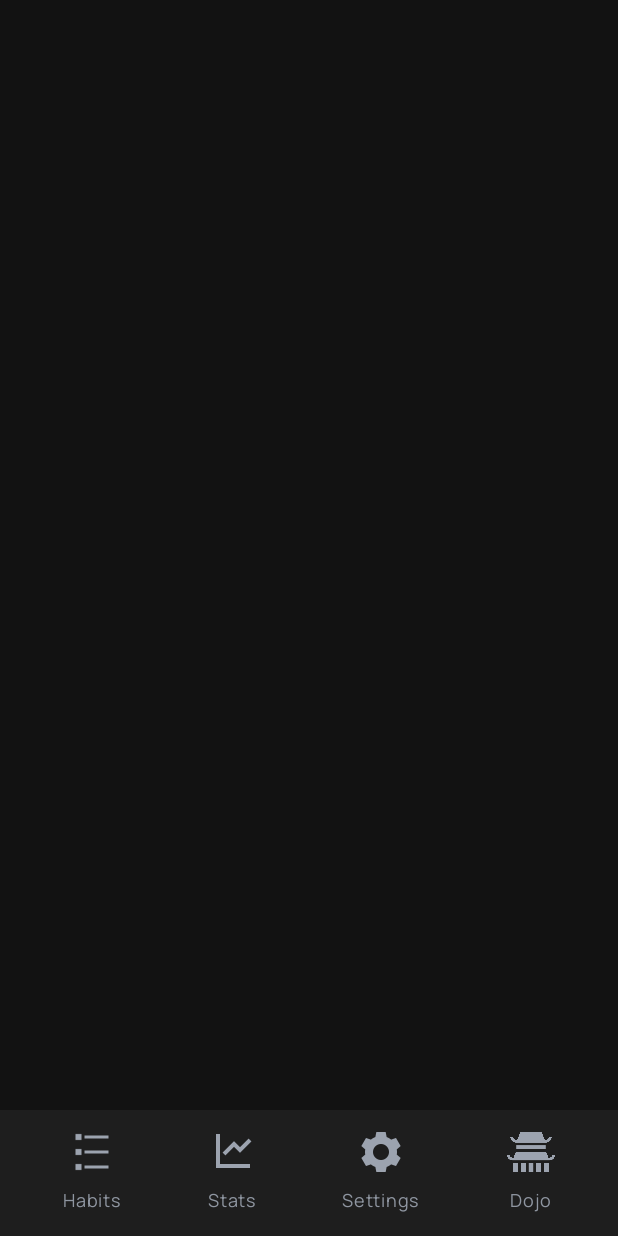
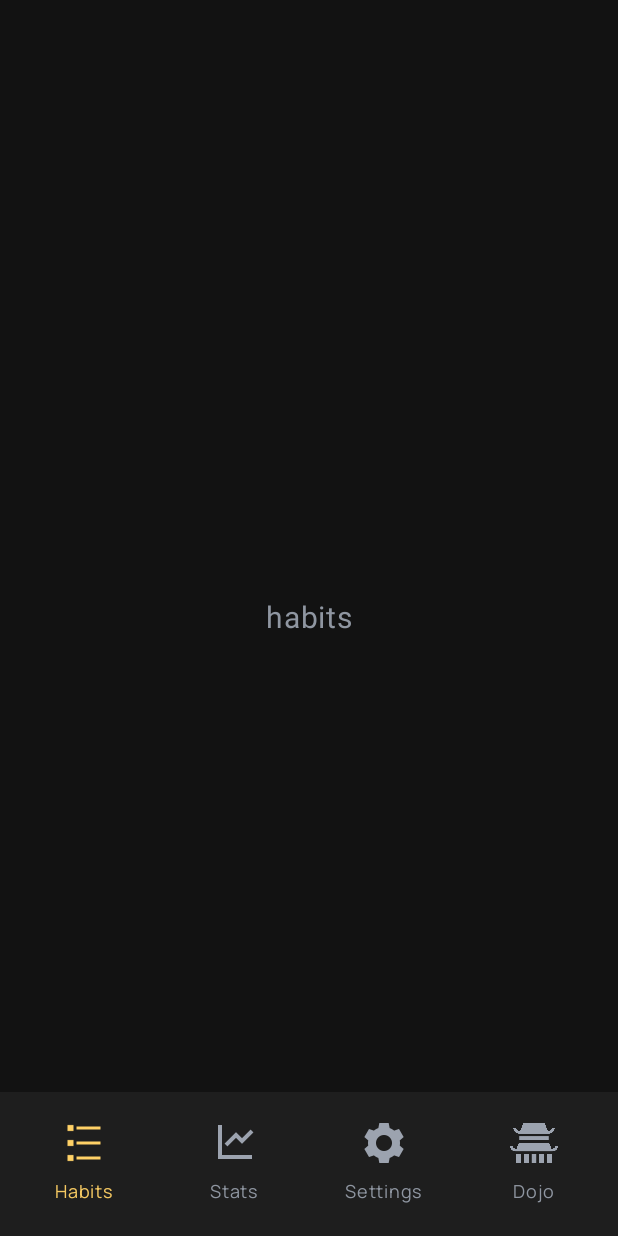
Before and after one commit to marcinkaczmarek2/habitao, an Android app built with Jetpack Compose: the screen it shows after launch (MainActivity), on a phone screen of 412 x 824 dp. Run offline under Robolectric (Android 15) with nearby library versions, the phone set to English and light mode, and no system bars.

Commit message:
Add ability to change screens

```diff
--- a/app/build.gradle.kts
+++ b/app/build.gradle.kts
@@ -49,6 +49,8 @@ dependencies {
     implementation(libs.androidx.ui.graphics)
     implementation(libs.androidx.ui.tooling.preview)
     implementation(libs.androidx.material3)
+    implementation(libs.androidx.navigation.compose)
+    implementation(libs.androidx.lifecycle.viewmodel.compose)
     testImplementation(libs.junit)
     androidTestImplementation(libs.androidx.junit)
     androidTestImplementation(libs.androidx.espresso.core)
@@ -56,4 +58,5 @@ dependencies {
     androidTestImplementation(libs.androidx.ui.test.junit4)
     debugImplementation(libs.androidx.ui.tooling)
     debugImplementation(libs.androidx.ui.test.manifest)
+
 }
--- a/app/src/main/java/app/habitao/MainActivity.kt
+++ b/app/src/main/java/app/habitao/MainActivity.kt
@@ -1,19 +1,34 @@
 package app.habitao
 
+import androidx.activity.compose.setContent
+import androidx.activity.enableEdgeToEdge
 import android.os.Bundle
 import androidx.activity.ComponentActivity
-import androidx.activity.compose.setContent
-import androidx.activity.enableEdgeToEdge
-import app.habitao.ui.screens.MainScreen
+import androidx.compose.ui.graphics.toArgb
+import androidx.navigation.compose.NavHost
+import androidx.navigation.compose.composable
+import androidx.navigation.compose.rememberNavController
+import app.habitao.ui.screens.DojoScreenInitialize
+import app.habitao.ui.screens.StatsScreenInitialize
+import app.habitao.ui.screens.HabitsScreenInitialize
+import app.habitao.ui.screens.SettingsScreenInitialize
 import app.habitao.ui.theme.HabitaoTheme
+import app.habitao.ui.theme.MainBackgroundColor
 
 class MainActivity : ComponentActivity() {
     override fun onCreate(savedInstanceState: Bundle?) {
         super.onCreate(savedInstanceState)
         enableEdgeToEdge()
+        window.decorView.setBackgroundColor(MainBackgroundColor.toArgb()) //MOZE PSUC ZMIANE EKRANOW W LIGHT MODE
         setContent {
             HabitaoTheme {
-                MainScreen()
+                val navController = rememberNavController()
+                NavHost(navController = navController, startDestination = "habits") {
+                    composable("habits") { HabitsScreenInitialize(navController) }
+                    composable("stats") { StatsScreenInitialize(navController) }
+                    composable("settings") { SettingsScreenInitialize(navController) }
+                    composable("dojo") { DojoScreenInitialize(navController) }
+                }
             }
         }
     }
--- a/app/src/main/java/app/habitao/ui/components/LowerNavigationMenu.kt
+++ b/app/src/main/java/app/habitao/ui/components/LowerNavigationMenu.kt
@@ -2,6 +2,7 @@ package app.habitao.ui.components
 
 import androidx.compose.foundation.Image
 import androidx.compose.foundation.background
+import androidx.compose.foundation.clickable
 import androidx.compose.foundation.layout.Arrangement
 import androidx.compose.foundation.layout.Column
 import androidx.compose.foundation.layout.Row
@@ -18,14 +19,31 @@ import androidx.compose.ui.graphics.ColorFilter
 import androidx.compose.ui.res.painterResource
 import androidx.compose.ui.unit.dp
 import androidx.compose.ui.unit.sp
+import androidx.navigation.NavController
 import app.habitao.R
+import app.habitao.ui.theme.IconActive
 import app.habitao.ui.theme.IconNonActive
+import app.habitao.ui.theme.IconTextActive
 import app.habitao.ui.theme.IconTextNonActive
 import app.habitao.ui.theme.LowerMenuBackgroundNonActive
 import app.habitao.ui.theme.Manrope
+import androidx.compose.foundation.interaction.MutableInteractionSource
+import androidx.compose.foundation.layout.Box
+import androidx.compose.foundation.shape.RoundedCornerShape
+import androidx.compose.material3.ripple
+import androidx.compose.runtime.remember
+import androidx.compose.ui.draw.clip
 
 @Composable
-fun LowerNavigationMenu() {
+fun LowerNavigationMenu(navController: NavController) {
+
+    val actions = createIconClickActions(navController)
+    val onHabitsClick = actions.onHabitsClick
+    val onStatsClick = actions.onStatsClick
+    val onSettingsClick = actions.onSettingsClick
+    val onDojoClick = actions.onDojoClick
+    val currentRoute = navController.currentBackStackEntry?.destination?.route
+
     Row(
         modifier = Modifier
             .fillMaxWidth()
@@ -37,22 +55,30 @@ fun LowerNavigationMenu() {
         IconButtonWithImage(
             drawableId = R.drawable.habit_icon,
             contentDescription = "Habit icon",
-            name = "Habits"
+            name = "Habits",
+            onClick = onHabitsClick,
+            isSelected = currentRoute == "habits"
         )
         IconButtonWithImage(
             drawableId = R.drawable.stats_icon,
             contentDescription = "Stats icon",
-            name = "Stats"
+            name = "Stats",
+            onClick = onStatsClick,
+            isSelected = currentRoute == "stats"
         )
         IconButtonWithImage(
             drawableId = R.drawable.settings_icon,
             contentDescription = "Settings icon",
-            name = "Settings"
+            name = "Settings",
+            onClick = onSettingsClick,
+            isSelected = currentRoute == "settings"
         )
         IconButtonWithImage(
             drawableId = R.drawable.dojo_icon,
             contentDescription = "Dojo icon",
-            name = "Dojo"
+            name = "Dojo",
+            onClick = onDojoClick,
+            isSelected = currentRoute == "dojo"
         )
     }
 }
@@ -61,25 +87,44 @@ fun LowerNavigationMenu() {
 fun IconButtonWithImage(
     drawableId: Int,
     contentDescription: String,
-    name: String
+    name: String,
+    onClick: () -> Unit,
+    isSelected: Boolean = false
+) {
+    val iconColor = if (isSelected) IconActive else IconNonActive
+    val textColor = if (isSelected) IconTextActive else IconTextNonActive
+    Box(
+        modifier = Modifier
+            .size(width = 88.dp, height = 72.dp)
+            .clip(RoundedCornerShape(12.dp))
+            .clickable(
+                interactionSource = remember { MutableInteractionSource() },
+                indication = ripple(
+                    bounded = true,
+                    color = IconTextActive
+                ),
+                onClick = onClick
+            ),
+        contentAlignment = Alignment.Center
     ) {
         Column(
             horizontalAlignment = Alignment.CenterHorizontally,
-        verticalArrangement = Arrangement.Center,
-        modifier = Modifier.padding(horizontal = 16.dp)
+            verticalArrangement = Arrangement.Center
         ) {
             Image(
                 painter = painterResource(id = drawableId),
                 contentDescription = contentDescription,
-            colorFilter = ColorFilter.tint(IconNonActive),
+                colorFilter = ColorFilter.tint(iconColor),
                 modifier = Modifier.size(32.dp)
             )
             Spacer(modifier = Modifier.height(4.dp))
             Text(
                 text = name,
                 fontSize = 12.sp,
-            color = IconTextNonActive,
+                color = textColor,
                 fontFamily = Manrope
             )
         }
     }
+
+}
--- /dev/null
+++ b/app/src/main/java/app/habitao/ui/components/NavClickActions.kt
@@ -0,0 +1,19 @@
+package app.habitao.ui.components
+
+import androidx.navigation.NavController
+
+data class IconClickActions(
+    val onHabitsClick: () -> Unit,
+    val onStatsClick: () -> Unit,
+    val onSettingsClick: () -> Unit,
+    val onDojoClick: () -> Unit
+)
+
+fun createIconClickActions(navController: NavController): IconClickActions {
+    return IconClickActions(
+        onHabitsClick = { navController.navigate("habits") },
+        onStatsClick = { navController.navigate("stats") },
+        onSettingsClick = { navController.navigate("settings") },
+        onDojoClick = { navController.navigate("dojo") }
+    )
+}
--- /dev/null
+++ b/app/src/main/java/app/habitao/ui/screens/HabitsScreen.kt
@@ -0,0 +1,40 @@
+package app.habitao.ui.screens
+
+import androidx.compose.foundation.background
+import androidx.compose.foundation.layout.Box
+import androidx.compose.foundation.layout.fillMaxSize
+import androidx.compose.material3.Text
+import androidx.compose.runtime.Composable
+import androidx.compose.ui.Alignment
+import androidx.compose.ui.Modifier
+import androidx.compose.ui.unit.sp
+import androidx.navigation.NavController
+import app.habitao.ui.components.LowerNavigationMenu
+import app.habitao.ui.theme.IconTextNonActive
+import app.habitao.ui.theme.MainBackgroundColor
+
+@Composable
+fun HabitsScreenInitialize(navController: NavController) {
+    Box(
+        modifier = Modifier
+            .fillMaxSize()
+            .background(MainBackgroundColor)
+    ) {
+        Text(
+            text = "habits",
+            fontSize = 20.sp,
+            color = IconTextNonActive,
+            modifier = Modifier.align(Alignment.Center)
+        )
+
+        Box(
+            modifier = Modifier
+                .fillMaxSize(),
+            contentAlignment = Alignment.BottomCenter
+        ) {
+            LowerNavigationMenu(navController)
+        }
+    }
+
+
+}
--- a/app/src/main/java/app/habitao/ui/screens/MainScreen.kt
+++ /dev/null
@@ -1,22 +0,0 @@
-package app.habitao.ui.screens
-
-import androidx.compose.foundation.background
-import androidx.compose.foundation.layout.Box
-import androidx.compose.foundation.layout.fillMaxSize
-import androidx.compose.runtime.Composable
-import androidx.compose.ui.Alignment
-import androidx.compose.ui.Modifier
-import androidx.compose.ui.graphics.Color
-import app.habitao.ui.components.LowerNavigationMenu
-
-@Composable
-fun MainScreen() {
-    Box(
-        modifier = Modifier
-            .fillMaxSize()
-            .background(Color(0xFF121212)),
-        contentAlignment = Alignment.BottomCenter
-    ) {
-        LowerNavigationMenu()
-    }
-}
--- a/app/src/main/java/app/habitao/ui/theme/Color.kt
+++ b/app/src/main/java/app/habitao/ui/theme/Color.kt
@@ -8,3 +8,5 @@ val IconTextNonActive = Color(0xFF8F96A1)
 val IconTextActive = Color(0xfff4c862)
 val LowerMenuBackgroundNonActive = Color(0xFF1E1E1E)
 val LowerMenuBackgroundActive = Color(0xff483f2b)
+
+val MainBackgroundColor = Color(0xFF121212)
--- a/gradle/libs.versions.toml
+++ b/gradle/libs.versions.toml
@@ -8,6 +8,8 @@ espressoCore = "3.7.0"
 lifecycleRuntimeKtx = "2.9.4"
 activityCompose = "1.11.0"
 composeBom = "2024.09.00"
+navigationCompose = "2.8.2"
+lifecycleViewModelCompose = "2.8.6"
 
 [libraries]
 androidx-core-ktx = { group = "androidx.core", name = "core-ktx", version.ref = "coreKtx" }
@@ -24,6 +26,8 @@ androidx-ui-tooling-preview = { group = "androidx.compose.ui", name = "ui-toolin
 androidx-ui-test-manifest = { group = "androidx.compose.ui", name = "ui-test-manifest" }
 androidx-ui-test-junit4 = { group = "androidx.compose.ui", name = "ui-test-junit4" }
 androidx-material3 = { group = "androidx.compose.material3", name = "material3" }
+androidx-navigation-compose = { module = "androidx.navigation:navigation-compose", version.ref = "navigationCompose" }
+androidx-lifecycle-viewmodel-compose = { module = "androidx.lifecycle:lifecycle-viewmodel-compose", version.ref = "lifecycleViewModelCompose" }
 
 [plugins]
 android-application = { id = "com.android.application", version.ref = "agp" }
```
Also changed, not shown: app/src/main/java/app/habitao/ui/screens/DojoScreen.kt (added, +38 -0 lines), app/src/main/java/app/habitao/ui/screens/SettingsScreen.kt (added, +38 -0 lines), app/src/main/java/app/habitao/ui/screens/StatsScreen.kt (added, +38 -0 lines). Lines whose indentation alone changed are shown as unchanged.
